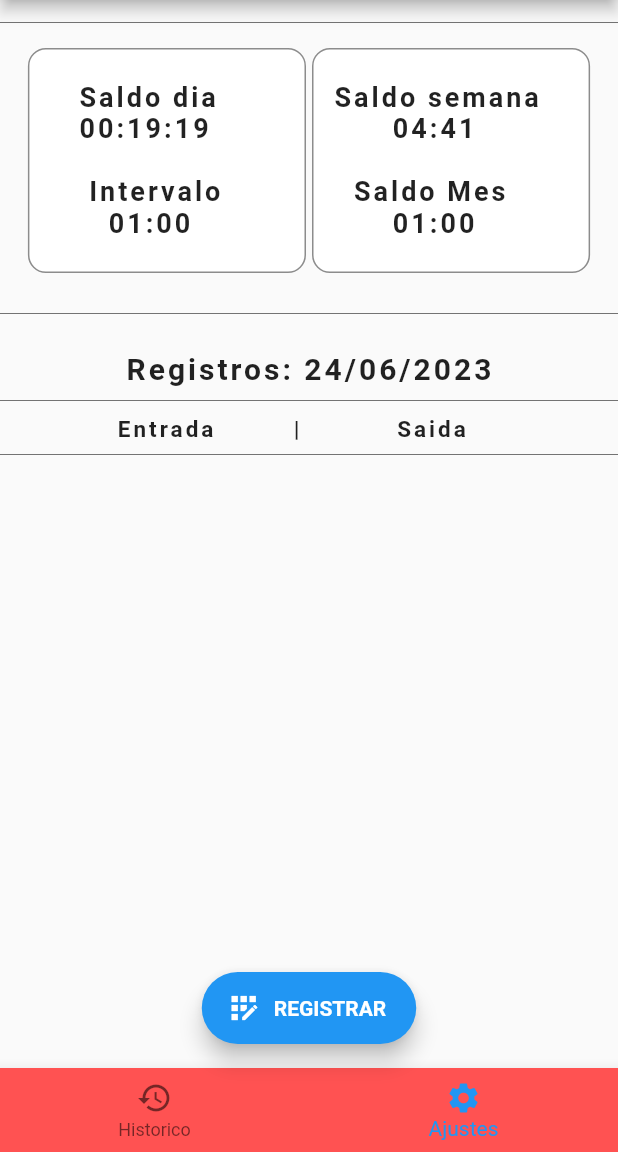
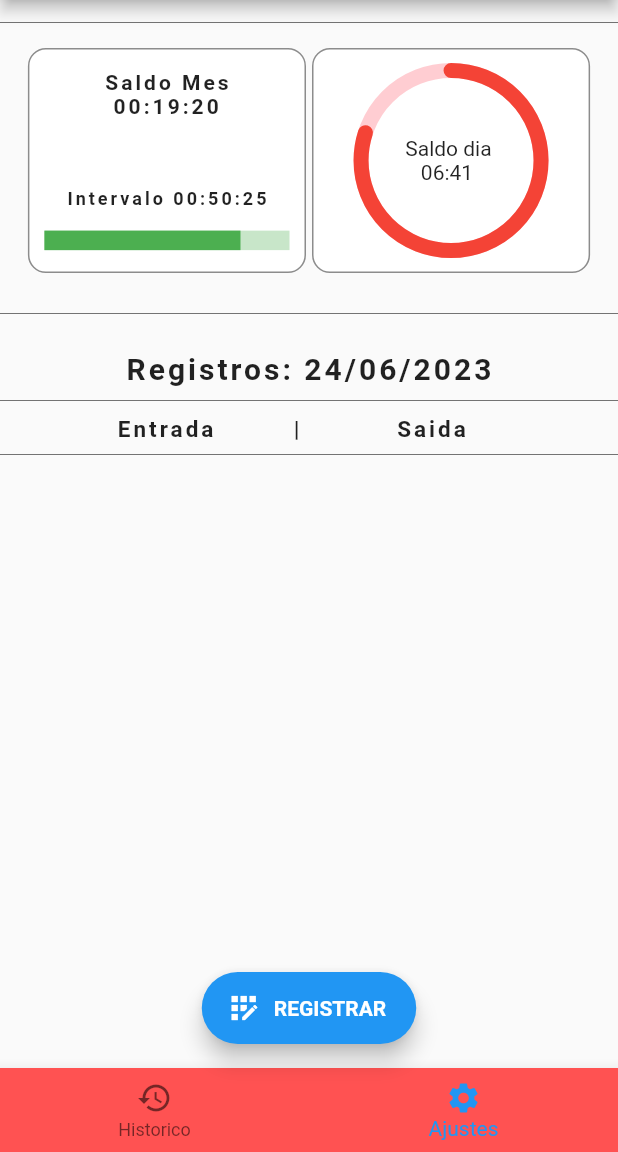
Before and after one commit to AndersonBenjamin/relogio_ponto, a Flutter app: the screen it shows once a user with an empty profile is signed in, in the side drawer, after a tap on the "logout" icon, on a phone screen of 412 x 824 dp, the part 84-1236 px from its top. Run offline on Flutter 3.47's test engine with Material 2 defaults, Android fonts, the phone set to English and light mode, and no system bars; drawn by our look-alikes of percent_indicator; our stand-ins replace cloud_firestore, firebase_auth, firebase_core, google_sign_in; accounts and stored records are empty; network calls fail.

Commit message:
Inclusao de graficos

```diff
--- a/lib/pages/home_page.dart
+++ b/lib/pages/home_page.dart
@@ -1,9 +1,11 @@
 import 'package:firebase_auth/firebase_auth.dart';
 import 'package:flutter/material.dart';
 import 'package:cloud_firestore/cloud_firestore.dart';
-import 'package:relogio_ponto/read_date/get_registers.dart';
+import 'package:percent_indicator/circular_percent_indicator.dart';
+import 'package:percent_indicator/linear_percent_indicator.dart';
+import 'package:relogio_ponto/db/get_registers.dart';
+import 'package:relogio_ponto/models/register.dart';
 import 'package:intl/intl.dart';
-import 'package:provider/provider.dart';
 import '../drawerList.dart';
 
 class HomePage extends StatelessWidget {
@@ -11,18 +13,9 @@ class HomePage extends StatelessWidget {
 
   final user = FirebaseAuth.instance.currentUser!;
   String tipoRegistro = 'Entrada';
-  String formattedDifference = '00:19:19';
+  String formattedDifference = '00:19:20';
 
-  void signUserOut() {
-    FirebaseAuth.instance.signOut();
-  }
-
-  String getFormattedDateTimeNow() {
-    DateTime now = DateTime.now();
-    DateFormat formatter = DateFormat('yyyy-MM-dd HH:mm:ss');
-    String formatted = formatter.format(now);
-    return formatted;
-  }
+  DateTime nowGlobal = DateTime.parse('2023-01-22 09:00:00');
 
   int paginaAtual = 1;
   late PageController pc;
@@ -32,81 +25,8 @@ class HomePage extends StatelessWidget {
   List<String> registrosSaida = [];
   List<String> LastCheck = [];
 
-  Future getCheck() async {
-    await FirebaseFirestore.instance
-        .collection('registros')
-        .where('id_user', isEqualTo: user.uid)
-        .orderBy('horario', descending: true)
-        .limit(10)
-        .get()
-        .then(
-          (snapshot) => snapshot.docs.forEach(
-            (element) {
-              registros.add(element.reference.id);
-              Map<String, dynamic> data =
-                  element.data() as Map<String, dynamic>;
-              String temp = data['tipo'];
-              temp == 'Entrada'
-                  ? registrosSaida.add(element.reference.id)
-                  : registrosEntrada.add(element.reference.id);
-            },
-          ),
-        );
-  }
-
-  Future getLastCheck() async {
-    await FirebaseFirestore.instance
-        .collection('registros')
-        .where('id_user', isEqualTo: user.uid)
-        .orderBy('horario', descending: true)
-        .limit(1)
-        .get()
-        .then(
-          (snapshot) => snapshot.docs.forEach(
-            (element) {
-              print(element.reference);
-              LastCheck.add(element.reference.id);
-              Map<String, dynamic> data =
-                  element.data() as Map<String, dynamic>;
-              DateTime PrimeiroRegistro = DateTime.parse(data['horario']);
-              tipoRegistro = (data['tipo'] == 'Entrada') ? 'Saida' : 'Entrada';
-            },
-          ),
-        );
-  }
-
-  Future<dynamic> chekIn() async {
-    String sDateTimeNow = getFormattedDateTimeNow();
-    await FirebaseFirestore.instance.collection('registros').add({
-      'id': 1,
-      'horario': sDateTimeNow,
-      'id_user': user.uid,
-      'e_mail': user.email,
-      'tipo': tipoRegistro
-    });
-  }
-
-  void formatDate() {
-    DateTime startDateTime = DateTime.parse('2023-01-22 09:00:00');
-    DateTime endDateTime = DateTime.parse('2023-01-23 18:21:00');
-
-    Duration difference = endDateTime.difference(startDateTime);
-    formattedDifference = formatDuration(difference);
-
-    print('Difference: $formattedDifference');
-  }
-
-  String formatDuration(Duration duration) {
-    String twoDigits(int n) {
-      if (n >= 10) return "$n";
-      return "0$n";
-    }
-
-    String hours = twoDigits(duration.inHours);
-    String minutes = twoDigits(duration.inMinutes.remainder(60));
-    String seconds = twoDigits(duration.inSeconds.remainder(60));
-
-    return "$hours:$minutes:$seconds";
+  void signUserOut() {
+    FirebaseAuth.instance.signOut();
   }
 
   @override
@@ -147,14 +67,33 @@ class HomePage extends StatelessWidget {
                           borderRadius: BorderRadius.circular(12.0),
                           color: Colors.white, //add it here
                         ),
-                        child: (Text(
-                          '\n     Saldo dia  \n     $formattedDifference  \n\n      Intervalo      \n        01:00',
+                        child: Column(
+                          mainAxisAlignment: MainAxisAlignment.spaceEvenly,
+                          children: [
+                            (Text(
+                              '  Saldo Mes  \n   $formattedDifference \n\n',
                               style: TextStyle(
                                 letterSpacing: 2,
                                 fontWeight: FontWeight.bold,
-                            fontSize: 18,
+                                fontSize: 14,
                               ),
                             )),
+                            (Text(
+                              'Intervalo 00:50:25',
+                              style: TextStyle(
+                                letterSpacing: 2,
+                                fontWeight: FontWeight.bold,
+                                fontSize: 12,
+                              ),
+                            )),
+                            LinearPercentIndicator(
+                              lineHeight: 13,
+                              percent: 0.80,
+                              progressColor: Colors.green,
+                              backgroundColor: Colors.green.shade100,
+                            ),
+                          ],
+                        ),
                         margin: EdgeInsets.fromLTRB(2, 2, 2, 2),
                         width: MediaQuery.of(context).size.width * 0.45,
                         height: 150,
@@ -166,14 +105,22 @@ class HomePage extends StatelessWidget {
                           borderRadius: BorderRadius.circular(12.0),
                           color: Colors.white, //add it here
                         ),
-                        child: (const Text(
-                          '\n  Saldo semana \n        04:41  \n\n    Saldo Mes      \n        01:00',
-                          style: TextStyle(
-                            letterSpacing: 2,
-                            fontWeight: FontWeight.bold,
-                            fontSize: 18,
+
+                        child: Column(
+                          mainAxisAlignment: MainAxisAlignment.spaceEvenly,
+                          children: [
+                            CircularPercentIndicator(
+                              radius: 130,
+                              lineWidth: 10,
+                              percent: 0.8,
+                              progressColor: Colors.red,
+                              backgroundColor: Colors.red.shade100,
+                              circularStrokeCap: CircularStrokeCap.round,
+                              center: Text('Saldo dia \n   06:41'),
+                            )
+                          ],
                         ),
-                        )),
+
                         margin: EdgeInsets.fromLTRB(2, 2, 2, 2),
                         width: MediaQuery.of(context).size.width * 0.45,
                         height: 150,
@@ -256,4 +203,90 @@ class HomePage extends StatelessWidget {
       ),
     );
   }
+
+  String formatDate() {
+    DateTime startDateTime = DateTime.parse('2023-01-22 09:00:00');
+    DateTime endDateTime = DateTime.parse('2023-01-23 18:21:00');
+
+    Duration difference = endDateTime.difference(startDateTime);
+    formattedDifference = formatDuration(difference);
+
+    print('Difference: $formattedDifference');
+    return formattedDifference;
   }
+
+  String formatDuration(Duration duration) {
+    String twoDigits(int n) {
+      if (n >= 10) return "$n";
+      return "0$n";
+    }
+
+    String hours = twoDigits(duration.inHours);
+    String minutes = twoDigits(duration.inMinutes.remainder(60));
+    String seconds = twoDigits(duration.inSeconds.remainder(60));
+
+    return "$hours:$minutes:$seconds";
+  }
+
+  String getFormattedDateTimeNow() {
+    DateTime now = DateTime.now();
+    DateFormat formatter = DateFormat('yyyy-MM-dd HH:mm:ss');
+    String formatted = formatter.format(now);
+    return formatted;
+  }
+
+  Future getCheck() async {
+    DateTime now = DateTime.now();
+    await FirebaseFirestore.instance
+        .collection('registros')
+        .where('id_user', isEqualTo: user.uid)
+        .orderBy('horario', descending: true)
+        .limit(4)
+        .get()
+        .then(
+          (snapshot) => snapshot.docs.forEach(
+            (element) {
+              registros.add(element.reference.id);
+              Map<String, dynamic> data =
+                  element.data() as Map<String, dynamic>;
+              String temp = data['tipo'];
+              temp == 'Entrada'
+                  ? registrosSaida.add(element.reference.id)
+                  : registrosEntrada.add(element.reference.id);
+            },
+          ),
+        );
+  }
+
+  Future getLastCheck() async {
+    await FirebaseFirestore.instance
+        .collection('registros')
+        .where('id_user', isEqualTo: user.uid)
+        .orderBy('horario', descending: true)
+        .limit(1)
+        .get()
+        .then(
+          (snapshot) => snapshot.docs.forEach(
+            (element) {
+              print(element.reference);
+              LastCheck.add(element.reference.id);
+              Map<String, dynamic> data =
+                  element.data() as Map<String, dynamic>;
+              DateTime PrimeiroRegistro = DateTime.parse(data['horario']);
+              tipoRegistro = (data['tipo'] == 'Entrada') ? 'Saida' : 'Entrada';
+            },
+          ),
+        );
+  }
+
+  Future<dynamic> chekIn() async {
+    String sDateTimeNow = getFormattedDateTimeNow();
+    await FirebaseFirestore.instance.collection('registros').add({
+      'id': 1,
+      'horario': sDateTimeNow,
+      'id_user': user.uid,
+      'e_mail': user.email,
+      'tipo': tipoRegistro
+    });
+  }
+}
--- /dev/null
+++ b/lib/ultil/ultil.dart
@@ -0,0 +1 @@
+class util {}
--- a/pubspec.yaml
+++ b/pubspec.yaml
@@ -33,6 +33,7 @@ dependencies:
     sdk: flutter
   firebase_core: ^2.9.0
   provider: ^6.0.0
+  percent_indicator: ^3.4.0
 
   # The following adds the Cupertino Icons font to your application.
   # Use with the CupertinoIcons class for iOS style icons.
```
Also changed, not shown: lib/db/get_registers.dart (renamed from lib/read_date/get_registers.dart, +9 -0 lines), lib/models/register.dart (added, +15 -0 lines), pubspec.lock. Lines whose indentation alone changed are shown as unchanged.
